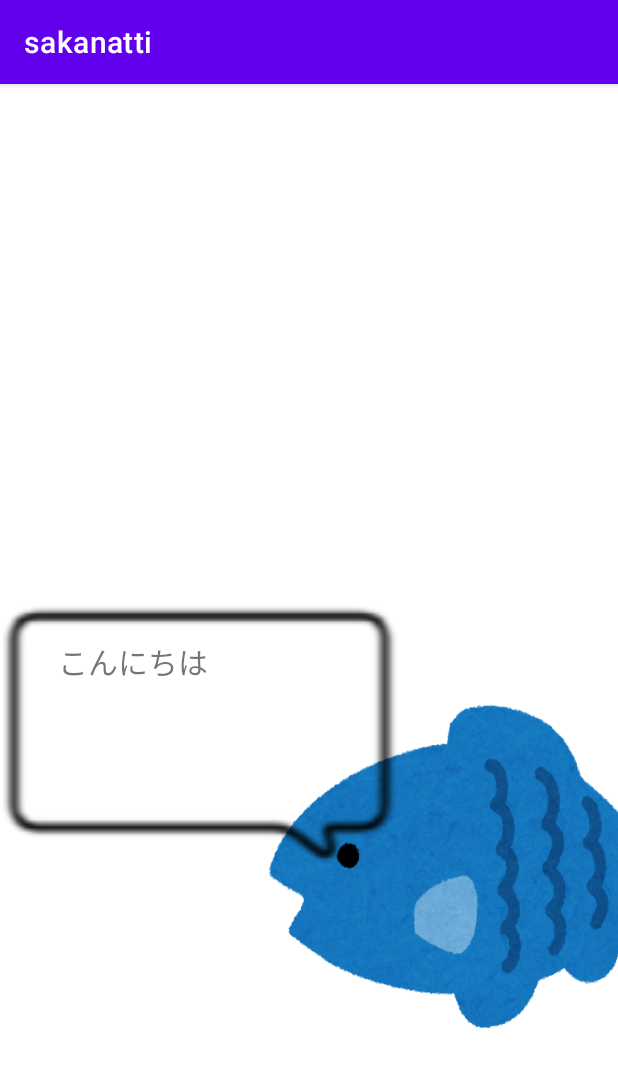
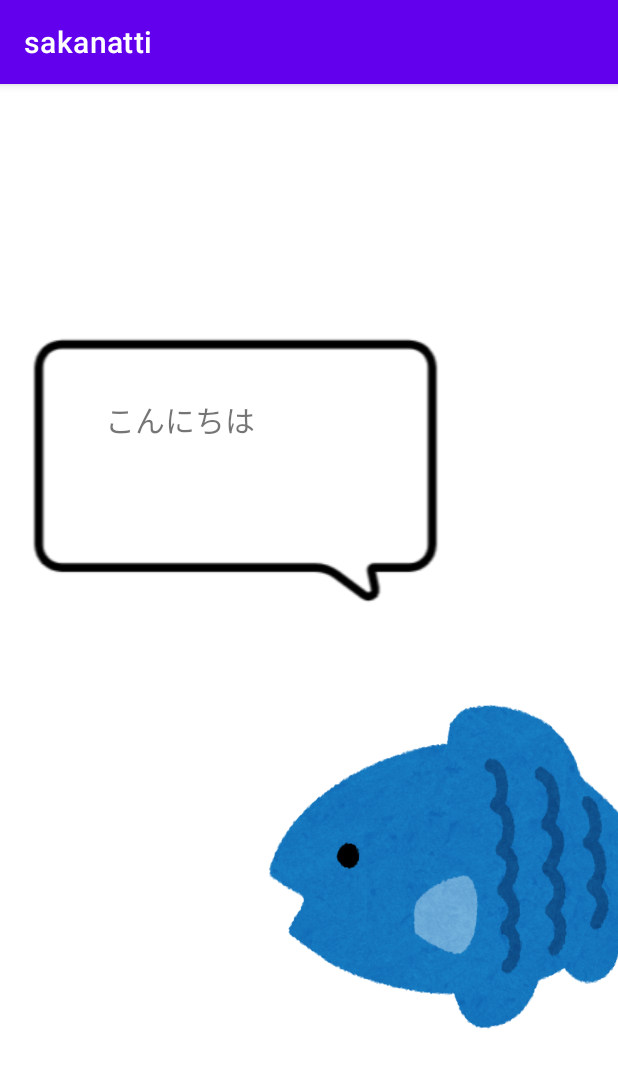
Before and after one commit to toki23/sakanatti, an Android app: the FishActivity screen opened directly, with no data from a screen before it, on a phone screen of 412 x 824 dp. Shown: the top 1068 px of the screen. Run offline under Robolectric (Android 15) with nearby library versions, the phone set to English and light mode, and no system bars.

Commit message:
画像を鮮明化

```diff
--- a/app/src/main/java/com/example/sakanatti/FishActivity.kt
+++ b/app/src/main/java/com/example/sakanatti/FishActivity.kt
@@ -3,17 +3,16 @@ package com.example.sakanatti
 import android.app.ActionBar
 import android.content.Context
 import android.content.Intent
-import android.graphics.BitmapFactory
-import android.graphics.Canvas
-import android.graphics.Paint
-import android.graphics.Rect
+import android.graphics.*
 import android.graphics.drawable.ClipDrawable.VERTICAL
 import android.os.Bundle
 import android.os.Parcel
 import android.os.Parcelable
 import android.view.Gravity
 import android.view.View
+import android.view.ViewGroup
 import android.widget.Button
+import android.widget.ImageView
 import android.widget.LinearLayout
 import android.widget.TextView
 import androidx.appcompat.app.AppCompatActivity
@@ -28,15 +27,20 @@ class FishActivity : AppCompatActivity() {
         setContentView(R.layout.activity_fish)
         val btn1: Button = findViewById(R.id.id)
         val tx1: TextView = findViewById(R.id.textView)
-
+        //val img: ImageView = findViewById(R.id.image)
+        //textviewの定義↓
+        val tx0:TextView = TextView(this)
+        tx0.textSize = 5F
+        tx0.typeface = (Typeface.DEFAULT)
+        //tx0.layoutParams = LayoutParams
+        //tx0.gravity =Gravity.CENTER
         fun main(args: Array<String>) {
             val randomInt = Random.nextInt(10)
+        }
 
-            println(randomInt)
-        }
+
+
         btn1.setOnClickListener {
-            //val intent = Intent(this,{}::class.java)
-            //startActivity(intent)
 
             var Score0 = Random.nextInt(5)
             when (Score0) {
@@ -55,33 +59,10 @@ class FishActivity : AppCompatActivity() {
                 5 -> {
                     tx1.text = "床はきれいですね。"
                 }
-
             }
-        }
-    }
-
-    inner class MyView(context: Context) : View(context) {
-        private var paint: Paint = Paint()
-
-        // 描画するラインの太さ
-        //private val lineStrokeWidth = 20f
-
-        init {
-        }
-
-        //
-        override fun onDraw(canvas: Canvas) {
-
-
-            val fish = BitmapFactory.decodeResource(resources, R.drawable.fish2_blue)
-            //val sb = BitmapFactory.decodeResource(resources, R.drawable.speechballoon)
-            val dst = Rect(width / 2, height / 2, +width / 2 + 500, height / 2 + 400)
-            //val dst1 =Rect(width / 2 - 350, height / 2 - 150, +width / 2 + 100, height / 2 + 180)
-            val src = null
-            canvas.drawBitmap(fish, src, dst, paint)
-            //canvas.drawBitmap(sb, src, dst1, paint)
-
         }
 
     }
+
+
 }
--- a/app/src/main/java/com/example/sakanatti/FishView.kt
+++ b/app/src/main/java/com/example/sakanatti/FishView.kt
@@ -7,6 +7,7 @@ import android.os.Parcelable
 import android.util.AttributeSet
 import android.util.Log
 import android.view.View
+import android.widget.TextView
 import com.example.sakanatti.R
 import java.lang.Math.sin
 
@@ -19,17 +20,20 @@ class FishView  @JvmOverloads constructor(
 
     var paint: Paint = Paint()
     override fun onDraw(canvas: Canvas) {
+        var fishL = canvas.width / 3 + (150 * sin(0.1 * i.toDouble())).toInt()
+        var fishT = canvas.height / 2 + (50 * sin(0.05 * i.toDouble())).toInt()
+        var fishR = canvas.width / 3 + 500 + (150 * sin(0.1 * i.toDouble())).toInt()
+        var fishB = canvas.height / 2 + 400 + (50 * sin(0.05 * i.toDouble())).toInt()
         val bmp = BitmapFactory.decodeResource(resources, R.drawable.fish2_blue)
-        val dst = Rect(
-            canvas.width / 3 + (150 * sin(0.1 * i.toDouble())).toInt(),
-            canvas.height / 2 + (50 * sin(0.05 * i.toDouble())).toInt(),
-            +canvas.width / 3 + 500 + (150 * sin(0.1 * i.toDouble())).toInt(),
-            canvas.height / 2 + 400 + (50 * sin(0.05 * i.toDouble())).toInt()
-        )
+        val bmp0 = BitmapFactory.decodeResource(resources, R.drawable.e0760)
+        val dst = Rect(fishL,fishT,fishR,fishB)
+        val dst0 = Rect(fishL-200, fishT-300, fishR-300, fishB-300)
         i++
 
         val src = null
         canvas.drawBitmap(bmp, src, dst, paint)
+        //canvas.drawBitmap(bmp0,src,dst0,paint)
+
         invalidate()
     }
 
--- a/app/src/main/res/layout/activity_fish.xml
+++ b/app/src/main/res/layout/activity_fish.xml
@@ -5,6 +5,7 @@
     android:layout_width="match_parent"
     android:layout_height="match_parent"
     tools:context=".FishActivity">
+
     <view
         android:id="@+id/view"
         class="com.example.sakanatti.FishView"
@@ -12,10 +13,11 @@
         android:layout_height="wrap_content"
         app:layout_constraintBottom_toBottomOf="parent"
         app:layout_constraintEnd_toEndOf="parent"
-        app:layout_constraintHorizontal_bias="0.348"
+        app:layout_constraintHorizontal_bias="0.0"
         app:layout_constraintStart_toStartOf="parent"
         app:layout_constraintTop_toTopOf="parent"
-        app:layout_constraintVertical_bias="0.267" />
+        app:layout_constraintVertical_bias="1.0" />
+
     <TextView
         android:id="@+id/textView"
         android:layout_width="176dp"
@@ -24,34 +26,32 @@
         android:textSize="20sp"
         app:layout_constraintBottom_toBottomOf="parent"
         app:layout_constraintEnd_toEndOf="parent"
-        app:layout_constraintHorizontal_bias="0.165"
+        app:layout_constraintHorizontal_bias="0.297"
         app:layout_constraintStart_toStartOf="parent"
         app:layout_constraintTop_toTopOf="parent"
-        app:layout_constraintVertical_bias="0.551" />
+        app:layout_constraintVertical_bias="0.311" />
 
     <Button
         android:id="@+id/id"
-        android:layout_width="254dp"
-        android:layout_height="120dp"
+        android:layout_width="310dp"
+        android:layout_height="258dp"
         android:background="@android:color/transparent"
         app:layout_constraintBottom_toBottomOf="parent"
         app:layout_constraintEnd_toEndOf="parent"
         app:layout_constraintHorizontal_bias="0.0"
         app:layout_constraintStart_toStartOf="parent"
         app:layout_constraintTop_toTopOf="parent"
-        app:layout_constraintVertical_bias="0.551" />
+        app:layout_constraintVertical_bias="0.253" />
 
     <ImageView
         android:id="@+id/imageView"
-        android:layout_width="266dp"
-        android:layout_height="359dp"
+        android:layout_width="wrap_content"
+        android:layout_height="wrap_content"
         app:layout_constraintBottom_toBottomOf="parent"
         app:layout_constraintEnd_toEndOf="parent"
-        app:layout_constraintHorizontal_bias="0.0"
+        app:layout_constraintHorizontal_bias="0.124"
         app:layout_constraintStart_toStartOf="parent"
         app:layout_constraintTop_toTopOf="parent"
-        app:layout_constraintVertical_bias="0.642"
-        app:srcCompat="@drawable/balloon" />
-
-
+        app:layout_constraintVertical_bias="0.287"
+        app:srcCompat="@drawable/e0760" />
 </androidx.constraintlayout.widget.ConstraintLayout>
```
